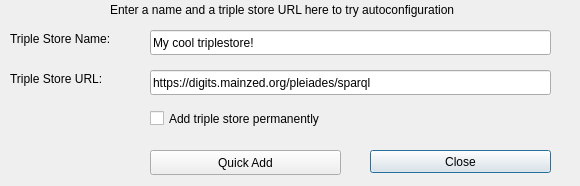
This is dialogs/ui/triplestorequickadddialog.ui in sparqlunicorn/sparqlunicornGoesGIS as Qt 5 draws it before an edit. The edited form follows.
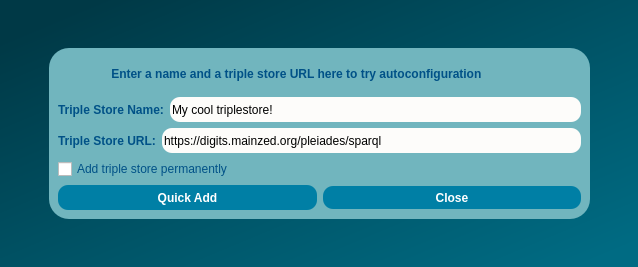
This is the edited form.

```diff
--- a/dialogs/ui/triplestorequickadddialog.ui
+++ b/dialogs/ui/triplestorequickadddialog.ui
@@ -6,117 +6,270 @@
    <rect>
     <x>0</x>
     <y>0</y>
-    <width>580</width>
-    <height>186</height>
+    <width>638</width>
+    <height>267</height>
    </rect>
   </property>
+  <property name="minimumSize">
+   <size>
+    <width>638</width>
+    <height>267</height>
+   </size>
+  </property>
   <property name="windowTitle">
    <string>Dialog</string>
   </property>
-  <widget class="QLabel" name="tripleStoreLabel">
-   <property name="geometry">
-    <rect>
-     <x>10</x>
-     <y>70</y>
-     <width>161</width>
-     <height>17</height>
-    </rect>
-   </property>
-   <property name="text">
-    <string>Triple Store URL:</string>
-   </property>
-  </widget>
-  <widget class="QLineEdit" name="tripleStoreEdit">
-   <property name="geometry">
-    <rect>
-     <x>150</x>
-     <y>70</y>
-     <width>401</width>
-     <height>25</height>
-    </rect>
-   </property>
-   <property name="text">
-    <string>https://digits.mainzed.org/pleiades/sparql</string>
-   </property>
-  </widget>
-  <widget class="QLabel" name="tripleStoreNameLabel">
-   <property name="geometry">
-    <rect>
-     <x>10</x>
-     <y>30</y>
-     <width>161</width>
-     <height>17</height>
-    </rect>
-   </property>
-   <property name="text">
-    <string>Triple Store Name:</string>
-   </property>
-  </widget>
-  <widget class="QLineEdit" name="tripleStoreNameEdit">
-   <property name="geometry">
-    <rect>
-     <x>150</x>
-     <y>30</y>
-     <width>401</width>
-     <height>25</height>
-    </rect>
-   </property>
-   <property name="text">
-    <string>My cool triplestore!</string>
-   </property>
-  </widget>
-  <widget class="QPushButton" name="tripleStoreCloseButton">
-   <property name="geometry">
-    <rect>
-     <x>370</x>
-     <y>150</y>
-     <width>181</width>
-     <height>23</height>
-    </rect>
-   </property>
-   <property name="text">
-    <string>Close</string>
-   </property>
-  </widget>
-  <widget class="QPushButton" name="detectConfiguration">
-   <property name="geometry">
-    <rect>
-     <x>150</x>
-     <y>150</y>
-     <width>191</width>
-     <height>25</height>
-    </rect>
-   </property>
-   <property name="text">
-    <string>Quick Add</string>
-   </property>
-  </widget>
-  <widget class="QLabel" name="tripleStoreNameLabel_2">
-   <property name="geometry">
-    <rect>
-     <x>110</x>
-     <y>0</y>
-     <width>441</width>
-     <height>20</height>
-    </rect>
-   </property>
-   <property name="text">
-    <string>Enter a name and a triple store URL here to try autoconfiguration</string>
-   </property>
-  </widget>
-  <widget class="QCheckBox" name="permanentAdd">
-   <property name="geometry">
-    <rect>
-     <x>150</x>
-     <y>110</y>
-     <width>401</width>
-     <height>17</height>
-    </rect>
-   </property>
-   <property name="text">
-    <string>Add triple store permanently</string>
-   </property>
-  </widget>
+  <property name="styleSheet">
+   <string notr="true">QObject#TripleStoreDialog{
+background-color:qlineargradient(spread:pad, x1:0, y1:0, x2:1, y2:1, stop:0.0795455 rgba(0, 57, 70, 255), stop:0.5625 rgba(0, 85, 104, 255), stop:0.954545 rgba(0, 107, 131, 255));}
+</string>
+  </property>
+  <layout class="QGridLayout" name="gridLayout_2">
+   <item row="0" column="1">
+    <spacer name="verticalSpacer_2">
+     <property name="orientation">
+      <enum>Qt::Vertical</enum>
+     </property>
+     <property name="sizeHint" stdset="0">
+      <size>
+       <width>20</width>
+       <height>30</height>
+      </size>
+     </property>
+    </spacer>
+   </item>
+   <item row="1" column="0">
+    <spacer name="horizontalSpacer">
+     <property name="orientation">
+      <enum>Qt::Horizontal</enum>
+     </property>
+     <property name="sizeHint" stdset="0">
+      <size>
+       <width>30</width>
+       <height>20</height>
+      </size>
+     </property>
+    </spacer>
+   </item>
+   <item row="1" column="1" colspan="2">
+    <widget class="QFrame" name="frame">
+     <property name="minimumSize">
+      <size>
+       <width>541</width>
+       <height>171</height>
+      </size>
+     </property>
+     <property name="styleSheet">
+      <string notr="true">QObject#frame{
+	background-color:qlineargradient(spread:pad, x1:0, y1:0, x2:1, y2:1, stop:0.0113636 rgba(113, 181, 190, 255));
+	
+border-radius:20px;}
+</string>
+     </property>
+     <property name="frameShape">
+      <enum>QFrame::StyledPanel</enum>
+     </property>
+     <property name="frameShadow">
+      <enum>QFrame::Raised</enum>
+     </property>
+     <layout class="QGridLayout" name="gridLayout">
+      <item row="1" column="0">
+       <layout class="QVBoxLayout" name="verticalLayout">
+        <item>
+         <layout class="QHBoxLayout" name="horizontalLayout_3">
+          <item>
+           <widget class="QLabel" name="tripleStoreNameLabel">
+            <property name="font">
+             <font>
+              <pointsize>9</pointsize>
+              <weight>75</weight>
+              <bold>true</bold>
+             </font>
+            </property>
+            <property name="styleSheet">
+             <string notr="true">color:rgb(0, 81, 135);</string>
+            </property>
+            <property name="text">
+             <string>Triple Store Name:</string>
+            </property>
+           </widget>
+          </item>
+          <item>
+           <widget class="QLineEdit" name="tripleStoreNameEdit">
+            <property name="minimumSize">
+             <size>
+              <width>401</width>
+              <height>25</height>
+             </size>
+            </property>
+            <property name="styleSheet">
+             <string notr="true">border-radius:10px;
+
+border-color:rgb(45, 45, 45);
+
+background-color: rgb(253, 252, 250);</string>
+            </property>
+            <property name="text">
+             <string>My cool triplestore!</string>
+            </property>
+           </widget>
+          </item>
+         </layout>
+        </item>
+        <item>
+         <layout class="QHBoxLayout" name="horizontalLayout_2">
+          <item>
+           <widget class="QLabel" name="tripleStoreLabel">
+            <property name="font">
+             <font>
+              <pointsize>9</pointsize>
+              <weight>75</weight>
+              <bold>true</bold>
+             </font>
+            </property>
+            <property name="styleSheet">
+             <string notr="true">color:rgb(0, 81, 135);</string>
+            </property>
+            <property name="text">
+             <string>Triple Store URL:</string>
+            </property>
+           </widget>
+          </item>
+          <item>
+           <widget class="QLineEdit" name="tripleStoreEdit">
+            <property name="minimumSize">
+             <size>
+              <width>401</width>
+              <height>25</height>
+             </size>
+            </property>
+            <property name="styleSheet">
+             <string notr="true">border-radius:10px;
+
+border-color:rgb(45, 45, 45);
+
+background-color: rgb(253, 252, 250);</string>
+            </property>
+            <property name="text">
+             <string>https://digits.mainzed.org/pleiades/sparql</string>
+            </property>
+           </widget>
+          </item>
+         </layout>
+        </item>
+       </layout>
+      </item>
+      <item row="3" column="0">
+       <layout class="QHBoxLayout" name="horizontalLayout">
+        <item>
+         <widget class="QPushButton" name="detectConfiguration">
+          <property name="minimumSize">
+           <size>
+            <width>191</width>
+            <height>25</height>
+           </size>
+          </property>
+          <property name="font">
+           <font>
+            <pointsize>9</pointsize>
+            <weight>75</weight>
+            <bold>true</bold>
+           </font>
+          </property>
+          <property name="styleSheet">
+           <string notr="true">background-color:rgb(0, 127, 165);
+border-radius:10px;
+color: rgb(255, 255, 255);</string>
+          </property>
+          <property name="text">
+           <string>Quick Add</string>
+          </property>
+         </widget>
+        </item>
+        <item>
+         <widget class="QPushButton" name="tripleStoreCloseButton">
+          <property name="minimumSize">
+           <size>
+            <width>181</width>
+            <height>23</height>
+           </size>
+          </property>
+          <property name="font">
+           <font>
+            <pointsize>9</pointsize>
+            <weight>75</weight>
+            <bold>true</bold>
+           </font>
+          </property>
+          <property name="styleSheet">
+           <string notr="true">background-color:rgb(0, 127, 165);
+border-radius:10px;
+color: rgb(255, 255, 255);</string>
+          </property>
+          <property name="text">
+           <string>Close</string>
+          </property>
+         </widget>
+        </item>
+       </layout>
+      </item>
+      <item row="2" column="0">
+       <widget class="QCheckBox" name="permanentAdd">
+        <property name="styleSheet">
+         <string notr="true">color:rgb(0, 81, 135);</string>
+        </property>
+        <property name="text">
+         <string>Add triple store permanently</string>
+        </property>
+       </widget>
+      </item>
+      <item row="0" column="0">
+       <widget class="QLabel" name="tripleStoreNameLabel_2">
+        <property name="font">
+         <font>
+          <pointsize>9</pointsize>
+          <weight>75</weight>
+          <bold>true</bold>
+         </font>
+        </property>
+        <property name="styleSheet">
+         <string notr="true">color:rgb(0, 81, 135);</string>
+        </property>
+        <property name="text">
+         <string>                Enter a name and a triple store URL here to try autoconfiguration</string>
+        </property>
+       </widget>
+      </item>
+     </layout>
+    </widget>
+   </item>
+   <item row="1" column="3">
+    <spacer name="horizontalSpacer_2">
+     <property name="orientation">
+      <enum>Qt::Horizontal</enum>
+     </property>
+     <property name="sizeHint" stdset="0">
+      <size>
+       <width>31</width>
+       <height>20</height>
+      </size>
+     </property>
+    </spacer>
+   </item>
+   <item row="2" column="2">
+    <spacer name="verticalSpacer">
+     <property name="orientation">
+      <enum>Qt::Vertical</enum>
+     </property>
+     <property name="sizeHint" stdset="0">
+      <size>
+       <width>20</width>
+       <height>30</height>
+      </size>
+     </property>
+    </spacer>
+   </item>
+  </layout>
  </widget>
  <resources/>
  <connections/>
```
